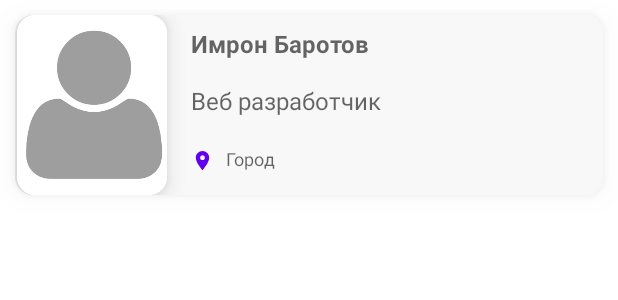
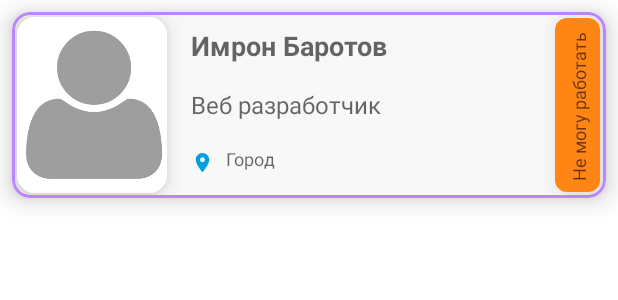
Before and after one commit to AbdulloSodikov/Project-Talent, an Android app: the layout talent_item.xml on its own in the app's theme, with its tools: preview values and no code run, on a phone screen of 412 x 824 dp. Shown: the top 300 px of the screen. Run offline under Robolectric (Android 15) with nearby library versions, the phone set to English and light mode, and no system bars.

Commit message:
update talent item

```diff
--- a/app/src/main/java/com/ak/sodikov/talent_v2/ui/talent_list_screen/TalentAdapter.kt
+++ b/app/src/main/java/com/ak/sodikov/talent_v2/ui/talent_list_screen/TalentAdapter.kt
@@ -16,7 +16,7 @@ class TalentAdapter : RecyclerView.Adapter<TalentAdapter.TalentHolder>() {
    inner class TalentHolder (view: View) : RecyclerView.ViewHolder (view) {
         val fullName:TextView = view.findViewById(R.id.tv_person_full_name)
         val profession:TextView = view.findViewById(R.id.tv_person_of_profession)
-       // val education:TextView = view.findViewById(R.id.tv_education)
+        val workState:TextView = view.findViewById(R.id.tv_workState)
         val city:TextView = view.findViewById(R.id.tv_city)
 
         init {
@@ -33,10 +33,10 @@ class TalentAdapter : RecyclerView.Adapter<TalentAdapter.TalentHolder>() {
 
     override fun onBindViewHolder(holder: TalentHolder, position: Int) {
         val talent = mListTalent[position]
-        holder.fullName.text =  "${talent.talentSurname.toString()} ${talent.talentName.toString()}"
-        holder.profession.text = talent.professionNameInTalent.toString()
-       // holder.education.text = "Образование: ${mListTalent[position].education.toString()}"
-        holder.city.text = talent.cityNameInTalent.toString()
+        holder.fullName.text =  "${talent.talentSurname} ${talent.talentName}"
+        holder.profession.text = talent.professionNameInTalent
+        holder.workState.text = talent.workState
+        holder.city.text = talent.cityNameInTalent
     }
 
     override fun getItemCount(): Int = mListTalent.size
--- a/app/src/main/res/layout/talent_item.xml
+++ b/app/src/main/res/layout/talent_item.xml
@@ -1,22 +1,21 @@
 <?xml version="1.0" encoding="utf-8"?>
-<androidx.cardview.widget.CardView xmlns:android="http://schemas.android.com/apk/res/android"
+<com.google.android.material.card.MaterialCardView
+    xmlns:android="http://schemas.android.com/apk/res/android"
     xmlns:app="http://schemas.android.com/apk/res-auto"
     xmlns:tools="http://schemas.android.com/tools"
     android:layout_width="match_parent"
     android:layout_height="wrap_content"
+    android:layout_margin="8dp"
+    app:strokeColor="@color/purple_200"
+    app:strokeWidth="2dp"
     app:cardCornerRadius="@dimen/card_corner_radius"
-    app:cardElevation="@dimen/card_elevation"
-    android:layout_margin="10dp"
-    android:outlineSpotShadowColor="@color/md_indigo_50">
-
-    <androidx.constraintlayout.widget.ConstraintLayout
-        android:layout_width="match_parent"
-        android:layout_height="wrap_content">
+    app:cardElevation="@dimen/card_elevation">
 
     <androidx.constraintlayout.widget.ConstraintLayout
         android:id="@+id/item_layout_top"
         android:layout_width="match_parent"
         android:layout_height="120dp"
+        android:layout_margin="2dp"
         android:background="#F8F8F8"
         app:layout_constraintEnd_toEndOf="parent"
         app:layout_constraintStart_toStartOf="parent"
@@ -26,8 +25,7 @@
             android:id="@+id/cardViewImageTalent"
             android:layout_width="100dp"
             android:layout_height="match_parent"
-                android:layout_marginStart="1dp"
-                android:background="@color/teal_200"
+            android:layout_margin="1dp"
             app:cardCornerRadius="@dimen/card_corner_radius"
             app:cardElevation="@dimen/card_elevation"
             app:layout_constraintBottom_toBottomOf="parent"
@@ -52,7 +50,7 @@
             android:hint="Имрон Баротов"
             android:lines="1"
             android:textColor="@color/black"
-                android:textSize="16sp"
+            android:textSize="18sp"
             android:textStyle="bold"
             app:layout_constraintStart_toEndOf="@+id/cardViewImageTalent"
             app:layout_constraintTop_toTopOf="parent" />
@@ -96,11 +94,46 @@
             app:layout_constraintTop_toBottomOf="@+id/tv_person_of_profession"
             app:srcCompat="@drawable/ic_location" />
 
+
+        <androidx.cardview.widget.CardView
+            android:id="@+id/cardViewStatusTalent"
+            android:layout_width="30dp"
+            android:layout_height="match_parent"
+            android:background="@color/teal_200"
+            app:cardCornerRadius="8dp"
+            app:cardElevation="8dp"
+            app:layout_constraintBottom_toBottomOf="parent"
+            app:layout_constraintEnd_toEndOf="parent"
+            app:layout_constraintTop_toTopOf="parent"
+            android:layout_margin="2dp">
+
+            <androidx.constraintlayout.widget.ConstraintLayout
+                android:layout_width="wrap_content"
+                android:layout_height="match_parent"
+                android:background="@color/orange"
+                android:orientation="horizontal">
+
+                <TextView
+                    android:id="@+id/tv_workState"
+                    android:layout_width="110dp"
+                    android:layout_height="200dp"
+                    android:layout_margin="2dp"
+                    android:gravity="center"
+                    android:hint="Не могу работать"
+                    android:maxLines="1"
+                    android:rotation="-90"
+                    android:textSize="12sp"
+                    app:layout_constraintBottom_toBottomOf="parent"
+                    app:layout_constraintEnd_toEndOf="parent"
+                    app:layout_constraintStart_toStartOf="parent"
+                    app:layout_constraintTop_toTopOf="parent" />
             </androidx.constraintlayout.widget.ConstraintLayout>
 
 
+        </androidx.cardview.widget.CardView>
 
 
     </androidx.constraintlayout.widget.ConstraintLayout>
 
-</androidx.cardview.widget.CardView>
+
+</com.google.android.material.card.MaterialCardView>
--- a/app/src/main/res/values/colors.xml
+++ b/app/src/main/res/values/colors.xml
@@ -1,11 +1,12 @@
 <?xml version="1.0" encoding="utf-8"?>
 <resources>
     <color name="purple_200">#FFBB86FC</color>
-    <color name="purple_500">#FF6200EE</color>
+    <color name="purple_500">#009FE3</color>
     <color name="purple_700">#FF3700B3</color>
     <color name="teal_200">#FF03DAC5</color>
     <color name="teal_700">#FF018786</color>
     <color name="teal_701">#E2E3E3</color>
     <color name="black">#FF000000</color>
     <color name="white">#FFFFFFFF</color>
+    <color name="orange">#FF8514</color>
 </resources>
```
Lines whose indentation alone changed are shown as unchanged.
